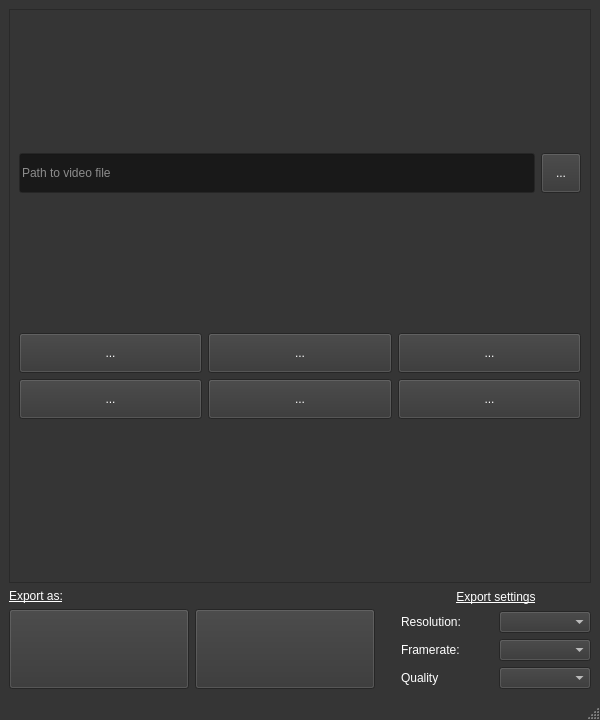
The window that gifc_mainwindow.ui (FunkyPizza/GifClipper) describes before a commit, drawn with Qt 5.
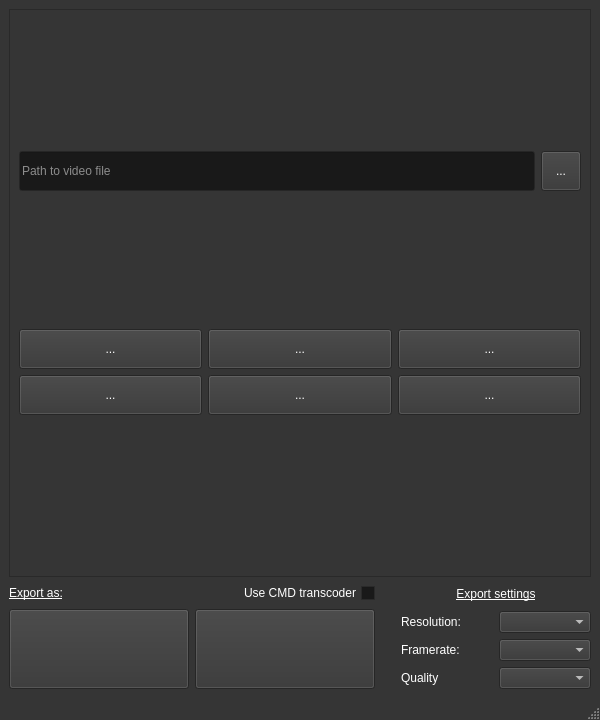
The same window after the commit. Icons and pictures are not drawn.

Commit message: Added transcoders for Gif, MP4 and CMD ffmpeg operations

```diff
--- a/gifc_mainwindow.ui
+++ b/gifc_mainwindow.ui
@@ -926,7 +926,7 @@
          <number>0</number>
         </property>
         <item>
-         <layout class="QGridLayout" name="gridLayout" rowstretch="0,0,0,0" rowminimumheight="0,0,0,0" columnminimumwidth="0,0,0">
+         <layout class="QGridLayout" name="gridLayout" rowstretch="0,0" rowminimumheight="0,0" columnminimumwidth="0,0">
           <property name="leftMargin">
            <number>0</number>
           </property>
@@ -1546,7 +1546,7 @@
             </property>
            </widget>
           </item>
-          <item row="0" column="0" colspan="2">
+          <item row="0" column="0">
            <widget class="QLabel" name="label_5">
             <property name="font">
              <font>
@@ -1561,6 +1561,16 @@
             </property>
            </widget>
           </item>
+          <item row="0" column="1">
+           <widget class="QCheckBox" name="check_cmdtranscoder">
+            <property name="layoutDirection">
+             <enum>Qt::RightToLeft</enum>
+            </property>
+            <property name="text">
+             <string>Use CMD transcoder</string>
+            </property>
+           </widget>
+          </item>
          </layout>
         </item>
         <item>
```
The commit also changes 16 other files.
